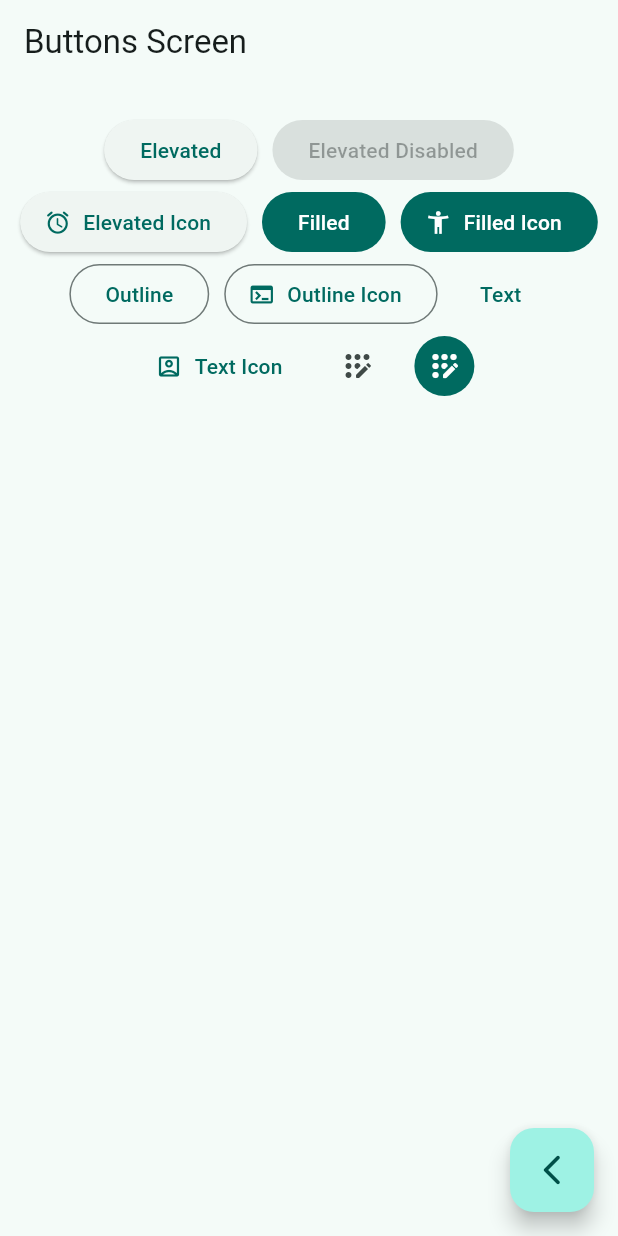
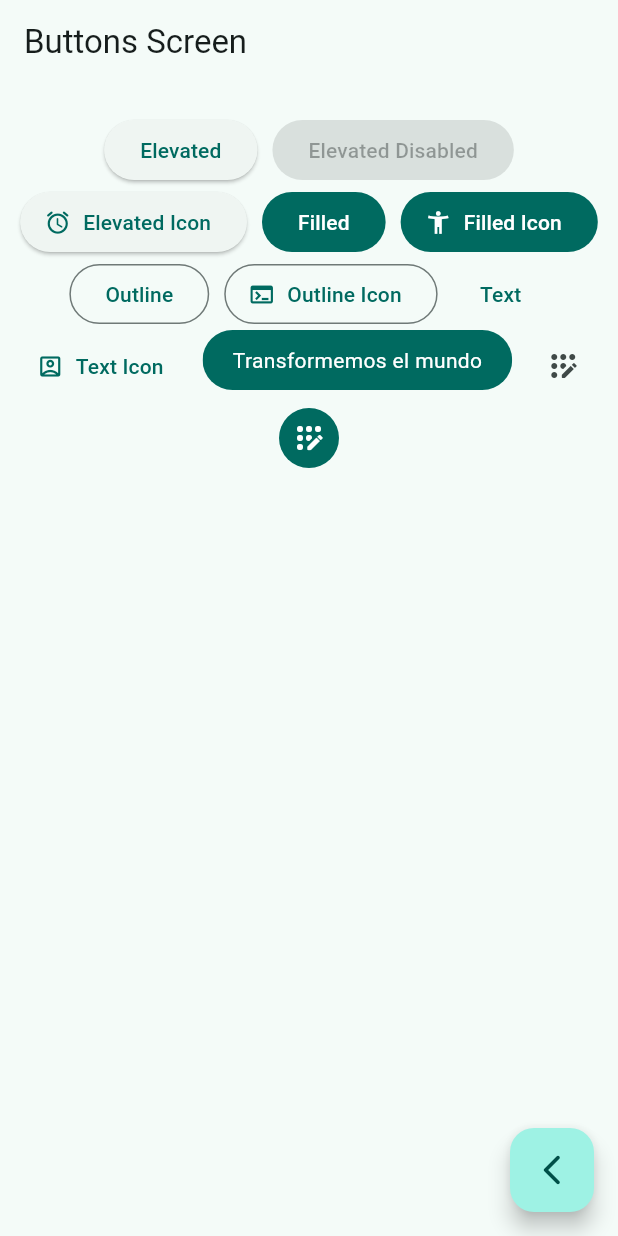
Before and after one commit to jafcn09/Wdigets_app, a Flutter app: the ButtonsScreen screen opened by its route, on a phone screen of 412 x 824 dp. Run offline on Flutter 3.47's test engine with Material 2 defaults, Android fonts, the phone set to English and light mode, and no system bars; our stand-ins replace go_router.

Commit message:
finalizando los botones

```diff
--- a/widgets_app/lib/presentation/screens/buttons/buttons_screen.dart
+++ b/widgets_app/lib/presentation/screens/buttons/buttons_screen.dart
@@ -69,7 +69,7 @@ class _ButtonsView extends StatelessWidget {
               icon: const Icon( Icons.account_box_outlined),
               label: const Text('Text Icon'),
             ),
-
+              const CustomButton(),
 
 
             IconButton(onPressed: (){}, icon: const Icon( Icons.app_registration_rounded)),
@@ -88,3 +88,40 @@ class _ButtonsView extends StatelessWidget {
     );
   }
 }
+
+
+class CustomButton extends StatelessWidget {
+
+  const CustomButton({super.key});
+
+  @override
+  Widget build(BuildContext context) {
+   final colors = Theme.of(context).colorScheme;
+
+    return ClipRRect(
+     borderRadius:  BorderRadius.circular(20),
+     child: Material(
+      color: colors.primary,
+      child:  InkWell(
+        onTap:  () {},
+        child:
+        const Padding(
+          padding: EdgeInsets.symmetric
+          ( horizontal:20,
+          vertical: 10 )
+          ,
+          child: Text('Transformemos el mundo',
+         style: TextStyle(
+          color: Colors.white
+          ))
+          ),
+      ),
+     )
+      );
+
+
+     ;
+
+
+  }
+}
```
